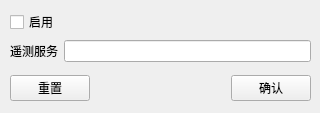
The window that telemetryin.ui (aspirefhaha/telemetryCapture) describes before a commit, drawn with Qt 5.
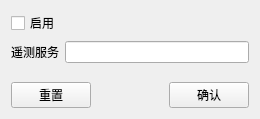
The same window after the commit.

What changed in the file:
```diff
--- a/telemetryin.ui
+++ b/telemetryin.ui
@@ -6,22 +6,15 @@
    <rect>
     <x>0</x>
     <y>0</y>
-    <width>320</width>
-    <height>113</height>
+    <width>260</width>
+    <height>119</height>
    </rect>
   </property>
   <property name="windowTitle">
    <string>TelemetryIn</string>
   </property>
-  <widget class="QWidget" name="verticalLayoutWidget">
-   <property name="geometry">
-    <rect>
-     <x>10</x>
-     <y>10</y>
-     <width>301</width>
-     <height>91</height>
-    </rect>
-   </property>
+  <layout class="QVBoxLayout" name="verticalLayout_2">
+   <item>
    <layout class="QVBoxLayout" name="verticalLayout">
     <item>
      <widget class="QCheckBox" name="ckEnabled">
@@ -76,7 +69,8 @@
      </layout>
     </item>
    </layout>
-  </widget>
+   </item>
+  </layout>
  </widget>
  <resources/>
  <connections/>
```
Lines whose indentation alone changed are shown as unchanged.
